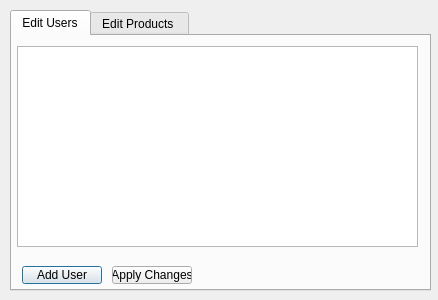
Above: adminwindow.ui from SaraHossameldin/Lab-project before the change. Below: the same form after it.
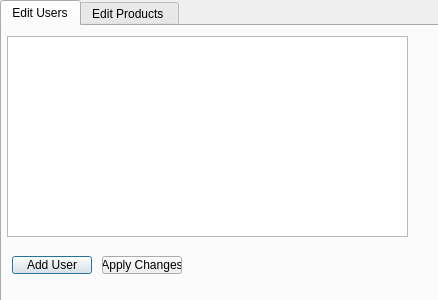
That is the form after the change. The open tabs and pages were chosen to show the change.

Patch:
```diff
--- a/adminwindow.ui
+++ b/adminwindow.ui
@@ -16,10 +16,10 @@
   <widget class="QTabWidget" name="tabWidget">
    <property name="geometry">
     <rect>
-     <x>10</x>
-     <y>10</y>
-     <width>421</width>
-     <height>281</height>
+     <x>0</x>
+     <y>0</y>
+     <width>441</width>
+     <height>311</height>
     </rect>
    </property>
    <property name="currentIndex">
```
Left out of the diff: 6 changed lines with no effect on the pictures.
